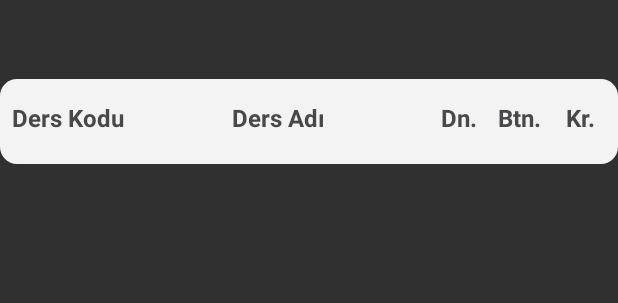
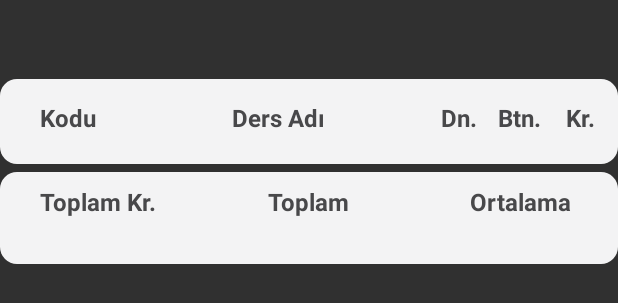
Before and after one commit to isabek/ogrnot, an Android app: the layout semester_layout.xml on its own in the app's theme, with its tools: preview values and no code run, on a phone screen of 412 x 824 dp. Shown: the top 303 px of the screen. Run offline under Robolectric (Android 15) with nearby library versions, the phone set to English and light mode, and no system bars.

Commit message:
Added semester gpa information

```diff
--- a/app/src/main/java/com/itashiev/ogrnot/ogrnotapplication/fragments/TranscriptFragment.java
+++ b/app/src/main/java/com/itashiev/ogrnot/ogrnotapplication/fragments/TranscriptFragment.java
@@ -141,6 +141,15 @@ public class TranscriptFragment extends Fragment {
 
                             semesterLinearLayout.addView(lessonLayout);
                         }
+
+                        String semesterGPA = (String) semester.get("gpa");
+                        String semesterTotalCredit = (String) semester.get("totalCredit");
+                        String semesterTotalAverage = (String) semester.get("totalAverage");
+
+                        ((TextView)semesterLayout.findViewById(R.id.semester_gpa)).setText(semesterGPA);
+                        ((TextView)semesterLayout.findViewById(R.id.semester_total_credit_default)).setText(semesterTotalAverage);
+                        ((TextView)semesterLayout.findViewById(R.id.semester_total_credit)).setText(semesterTotalCredit);
+
                         semestersLinearLayout.addView(semesterLayout);
                     }
 
--- /dev/null
+++ b/app/src/main/res/drawable/linear_layout_corner_radius_gpa.xml
@@ -0,0 +1,14 @@
+<shape xmlns:android="http://schemas.android.com/apk/res/android"
+    android:shape="rectangle">
+    <solid android:color="#f3f3f4"/>
+    <stroke
+        android:width="0dp"
+        android:color="#ffcccccc"/>
+
+    <padding
+        android:bottom="5dp"
+        android:left="5dp"
+        android:right="5dp"
+        android:top="5dp"/>
+    <corners android:radius="11dp"/>
+</shape>
--- a/app/src/main/res/layout/fragment_transcript.xml
+++ b/app/src/main/res/layout/fragment_transcript.xml
@@ -41,7 +41,7 @@
                     android:layout_width="fill_parent"
                     android:layout_height="wrap_content"
                     android:orientation="vertical"
-                    android:paddingBottom="50dp"
+                    android:paddingBottom="20dp"
                     android:visibility="invisible">
 
                 </LinearLayout>
--- a/app/src/main/res/layout/semester_layout.xml
+++ b/app/src/main/res/layout/semester_layout.xml
@@ -1,16 +1,15 @@
-<LinearLayout
+<LinearLayout xmlns:android="http://schemas.android.com/apk/res/android"
     android:layout_width="fill_parent"
     android:layout_height="wrap_content"
-    android:orientation="vertical"
-    xmlns:android="http://schemas.android.com/apk/res/android">
+    android:orientation="vertical">
 
     <TextView
         android:id="@+id/semester_name"
         android:layout_width="match_parent"
         android:layout_height="wrap_content"
+        android:layout_marginBottom="5dp"
+        android:layout_marginTop="25dp"
         android:gravity="center"
-        android:layout_marginTop="25dp"
-        android:layout_marginBottom="5dp"
         android:textColor="#13a89e"
         android:textSize="16sp"
         android:textStyle="bold" />
@@ -94,4 +93,99 @@
                 android:textStyle="bold" />
         </LinearLayout>
     </LinearLayout>
+    <LinearLayout
+        android:layout_width="fill_parent"
+        android:layout_height="wrap_content"
+        android:layout_marginTop="5dp"
+        android:background="@drawable/linear_layout_corner_radius_gpa"
+        android:gravity="center_horizontal"
+        android:orientation="vertical">
+        <LinearLayout
+            android:layout_width="fill_parent"
+            android:layout_height="wrap_content"
+            android:gravity="center_horizontal"
+            android:weightSum="10">
+            <TextView
+                android:layout_width="0dp"
+                android:layout_height="wrap_content"
+                android:layout_weight="3"
+                android:gravity="center"
+                android:paddingBottom="4dp"
+                android:paddingTop="4dp"
+                android:text="@string/semester_total_credit"
+                android:textColor="#48484a"
+                android:textSize="16sp"
+                android:textStyle="bold" />
+
+            <TextView
+                android:layout_width="0dp"
+                android:layout_height="wrap_content"
+                android:layout_weight="4"
+                android:gravity="center"
+                android:paddingBottom="4dp"
+                android:paddingLeft="4dp"
+                android:paddingRight="4dp"
+                android:paddingTop="4dp"
+                android:text="@string/semester_total_credit_default"
+                android:textColor="#48484a"
+                android:textSize="16sp"
+                android:textStyle="bold" />
+
+            <TextView
+                android:layout_width="0dp"
+                android:layout_height="wrap_content"
+                android:layout_weight="3"
+                android:gravity="center"
+                android:paddingBottom="4dp"
+                android:paddingTop="4dp"
+                android:text="@string/semester_gpa"
+                android:textColor="#48484a"
+                android:textSize="16sp"
+                android:textStyle="bold" />
+        </LinearLayout>
+        <LinearLayout
+            android:layout_width="fill_parent"
+            android:layout_height="wrap_content"
+            android:gravity="center_horizontal"
+            android:weightSum="10">
+
+            <TextView
+                android:id="@+id/semester_total_credit"
+                android:layout_width="0dp"
+                android:layout_height="wrap_content"
+                android:layout_weight="3"
+                android:gravity="center"
+                android:paddingBottom="0dp"
+                android:paddingTop="0dp"
+                android:textColor="#48484a"
+                android:textSize="16sp"
+                android:textStyle="normal" />
+
+            <TextView
+                android:id="@+id/semester_total_credit_default"
+                android:layout_width="0dp"
+                android:layout_height="wrap_content"
+                android:layout_weight="4"
+                android:gravity="center"
+                android:paddingBottom="0dp"
+                android:paddingLeft="4dp"
+                android:paddingRight="4dp"
+                android:paddingTop="0dp"
+                android:textColor="#48484a"
+                android:textSize="16sp"
+                android:textStyle="normal" />
+
+            <TextView
+                android:id="@+id/semester_gpa"
+                android:layout_width="0dp"
+                android:layout_height="wrap_content"
+                android:layout_weight="3"
+                android:gravity="center"
+                android:paddingBottom="0dp"
+                android:paddingTop="0dp"
+                android:textColor="#48484a"
+                android:textSize="16sp"
+                android:textStyle="bold" />
+        </LinearLayout>
+    </LinearLayout>
 </LinearLayout>
--- a/app/src/main/res/values/strings.xml
+++ b/app/src/main/res/values/strings.xml
@@ -31,7 +31,7 @@
     <string name="menu_icon_content_description">menu_icon_content_description</string>
     <string name="toolbar_right_icon">Icon to the right</string>
 
-    <string name="lesson_code_tr">Ders Kodu</string>
+    <string name="lesson_code_tr">Kodu</string>
     <string name="lesson_name_tr">Ders Adı</string>
     <string name="lesson_credit_tr">Kredisi</string>
 
@@ -57,4 +57,7 @@
     <string name="exam_mark_tr">Notu</string>
     <string name="exam_average_mark_tr">Ortalama</string>
     <string name="semester_lessons_marks_empty">Ders notları açıklanmadı</string>
+    <string name="semester_total_credit">Toplam Kr.</string>
+    <string name="semester_total_credit_default">Toplam</string>
+    <string name="semester_gpa">Ortalama</string>
 </resources>
```
